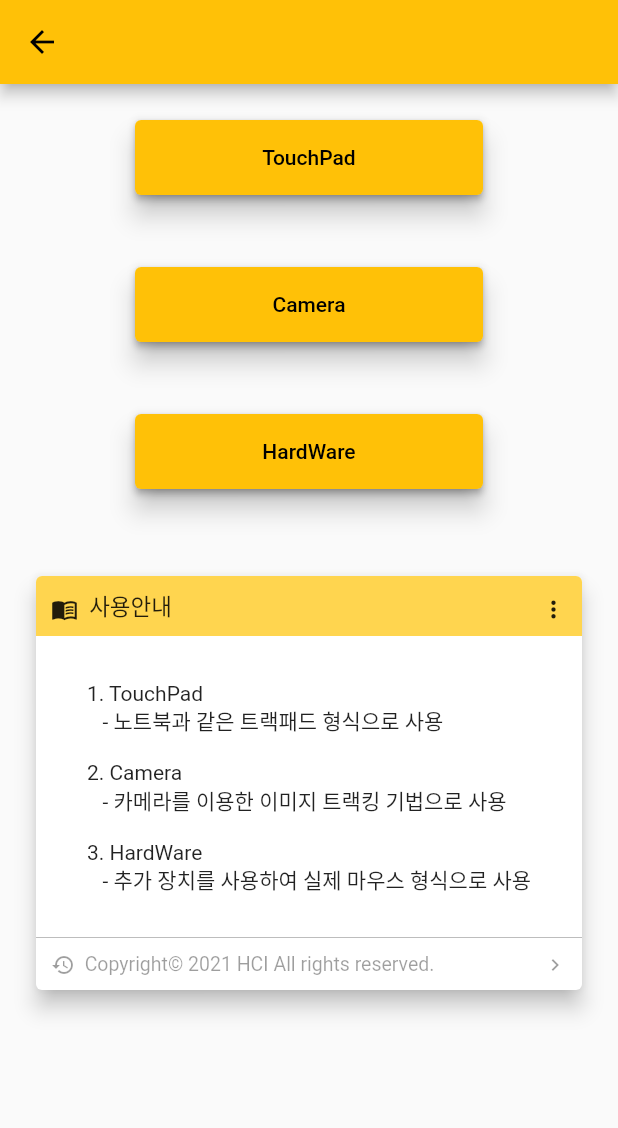
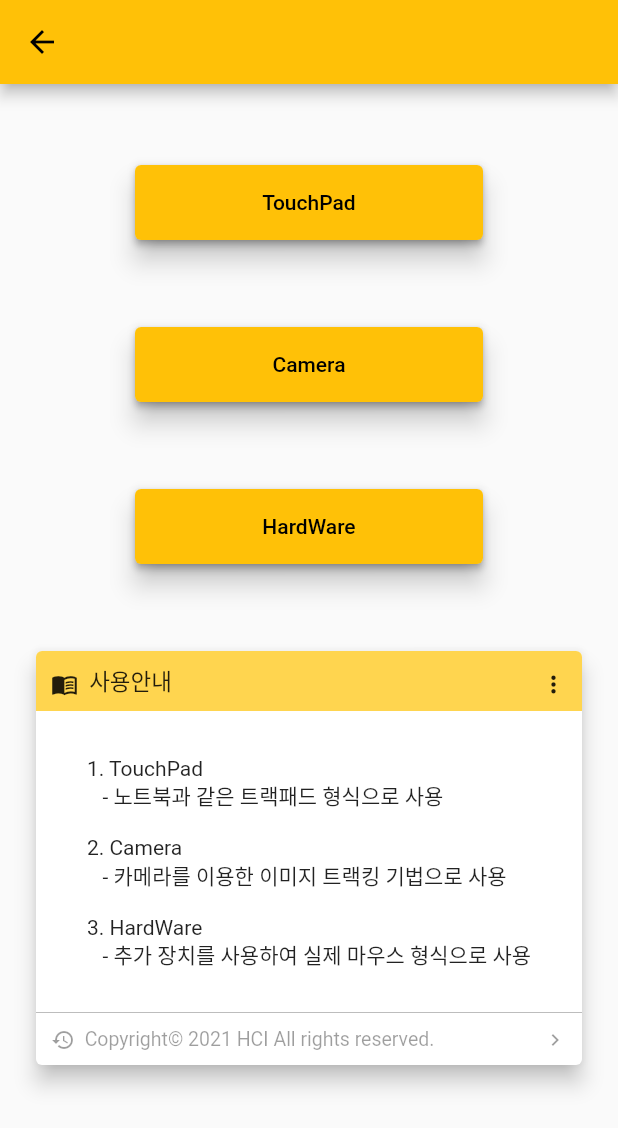
Before and after one commit to Hitbee-dev/wireless_mouse_client, a Flutter app: the screen it shows after launch, after a tap on the "send" icon, on a phone screen of 412 x 824 dp. Shown: the top 1128 px of the screen. Run offline on Flutter 3.47's test engine with Material 2 defaults, Android fonts, the phone set to English and light mode, and no system bars; our stand-ins replace get.

Commit message:
menupage layout modify

```diff
--- a/lib/pages/menu_page.dart
+++ b/lib/pages/menu_page.dart
@@ -34,7 +34,7 @@ class MenuPage extends StatelessWidget {
 
   Widget _menuButton(String name, Function) {
     return Padding(
-      padding: const EdgeInsets.all(20.0),
+      padding: const EdgeInsets.only(top: 50, left: 20, right: 20),
       child: Card(
         elevation: 7,
         child: ElevatedButton(
@@ -47,7 +47,7 @@ class MenuPage extends StatelessWidget {
 
   Widget _InfoWidget(BuildContext context) {
     return Padding(
-      padding: EdgeInsets.only(top: 30, left: 20, right: 20, bottom: 10),
+      padding: EdgeInsets.only(top: 50, left: 20, right: 20, bottom: 10),
       child: Card(
         elevation: 6,
         child: Column(
```
